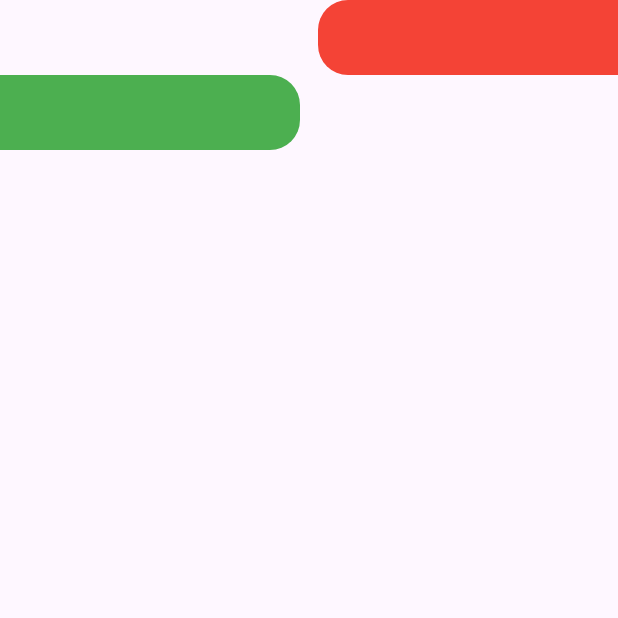
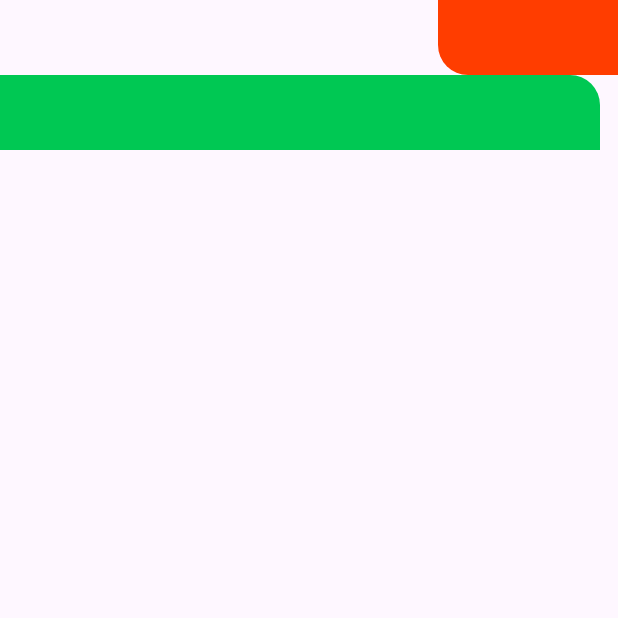
Before and after one commit to ShahramDeveloper/flutter_BMI_calculator, a Flutter app: the screen it shows after launch, on a phone screen of 412 x 824 dp, the top half of it. Run offline on Flutter 3.47's test engine with Material 3 defaults, Android fonts, the phone set to English and light mode, and no system bars; our stand-ins replace hexcolor.

Commit message:
Add width value and color background to background_shape_left.dart and background_shape_right.dart

```diff
--- a/lib/main.dart
+++ b/lib/main.dart
@@ -17,8 +17,12 @@ class Application extends StatelessWidget {
         body: SafeArea(
           child: Column(
             children: [
-              RightShape(),
-              LeftShape(),
+              RightShape(
+                width: 120,
+              ),
+              LeftShape(
+                width: 400,
+              ),
             ],
           ),
         ),
--- a/lib/widgets/background_shape_left.dart
+++ b/lib/widgets/background_shape_left.dart
@@ -1,7 +1,10 @@
+import 'package:bmi_calculator_app/constants/constants.dart';
 import 'package:flutter/material.dart';
 
 class LeftShape extends StatelessWidget {
-  const LeftShape({super.key});
+  final double width;
+
+  const LeftShape({super.key, this.width = 0});
 
   @override
   Widget build(BuildContext context) {
@@ -10,12 +13,11 @@ class LeftShape extends StatelessWidget {
       children: [
         Container(
           height: 50,
-          width: 200,
+          width: width,
           decoration: BoxDecoration(
-            color: Colors.green,
+            color: greenBackground,
             borderRadius: BorderRadius.only(
               topRight: Radius.circular(20),
-              bottomRight: Radius.circular(20),
             ),
           ),
         ),
--- a/lib/widgets/background_shape_right.dart
+++ b/lib/widgets/background_shape_right.dart
@@ -1,7 +1,10 @@
+import 'package:bmi_calculator_app/constants/constants.dart';
 import 'package:flutter/material.dart';
 
 class RightShape extends StatelessWidget {
-  const RightShape({super.key});
+  final double width;
+
+  const RightShape({super.key, this.width = 0});
 
   @override
   Widget build(BuildContext context) {
@@ -10,11 +13,10 @@ class RightShape extends StatelessWidget {
       children: [
         Container(
           height: 50,
-          width: 200,
+          width: width,
           decoration: BoxDecoration(
-            color: Colors.red,
+            color: orangeBackground,
             borderRadius: BorderRadius.only(
-              topLeft: Radius.circular(20),
               bottomLeft: Radius.circular(20),
             ),
           ),
```
